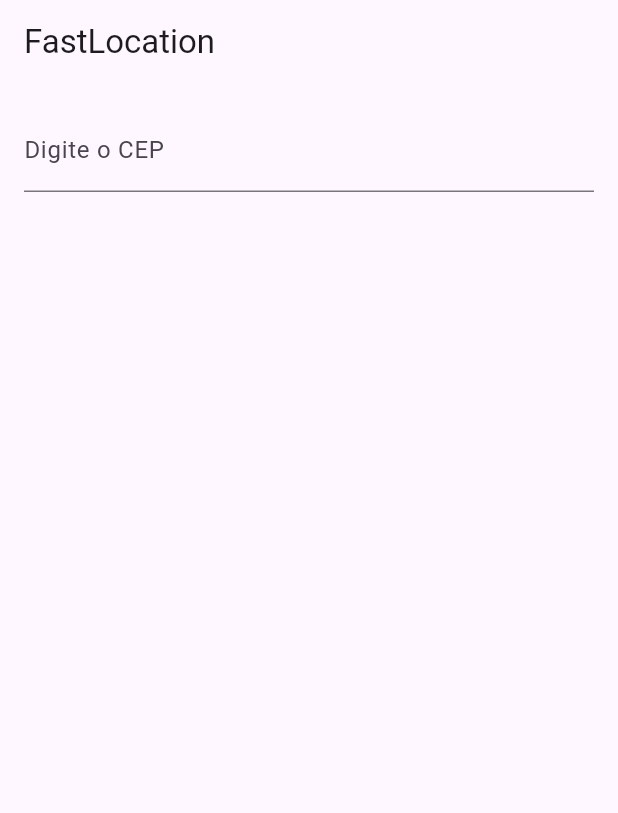
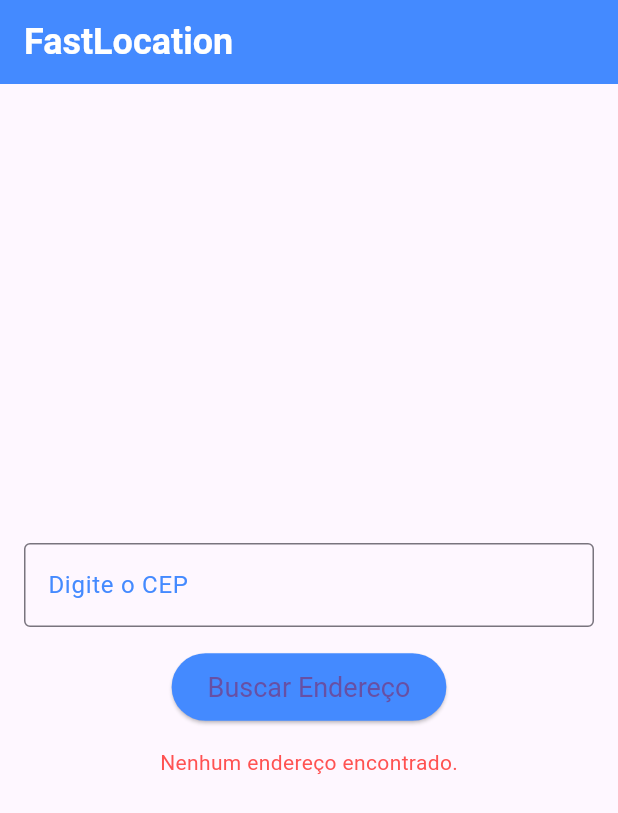
Before and after one commit to Jeniffersouza/fastlocation, a Flutter app: the screen it shows after launch, on a phone screen of 412 x 824 dp. Shown: the top 813 px of the screen. Run offline on Flutter 3.47's test engine with Material 3 defaults, Android fonts, the phone set to English and light mode, and no system bars; our stand-ins replace dio, flutter_mobx, hive, mobx; accounts and stored records are empty; generated files the repository leaves out were written again; Roboto replaces fonts that are missing (Arial).

Commit message:
alteracao front

```diff
--- a/lib/src/modules/home/page/home_page.dart
+++ b/lib/src/modules/home/page/home_page.dart
@@ -5,24 +5,65 @@ import 'package:fastlocation/src/shared/components/loading_indicator.dart';
 
 class HomePage extends StatelessWidget {
   final HomeController controller = HomeController();
+  final TextEditingController _cepController = TextEditingController();
 
   @override
   Widget build(BuildContext context) {
     return Scaffold(
-      appBar: AppBar(title: Text('FastLocation')),
-      body: Padding(
+      appBar: AppBar(
+        title: Text(
+          'FastLocation',
+          style: TextStyle(
+            fontFamily: 'Arial', // Escolha a fonte de sua preferência
+            fontSize: 24,
+            fontWeight: FontWeight.bold,
+            color: Colors.white,  // Cor branca para contraste
+          ),
+        ),
+        backgroundColor: Colors.blueAccent, // Personaliza a cor do AppBar
+      ),
+      body: Center(
+        child: Padding(
           padding: const EdgeInsets.all(16.0),
           child: Column(
+            mainAxisAlignment: MainAxisAlignment.center,  // Centraliza na vertical
+            crossAxisAlignment: CrossAxisAlignment.center,  // Centraliza na horizontal
             children: [
               TextField(
-              decoration: InputDecoration(labelText: 'Digite o CEP'),
-              // Aqui está correto passar o valor para o método fetchAddress
-              onSubmitted: (value) => controller.fetchAddress(value),
+                controller: _cepController,
+                decoration: InputDecoration(
+                  labelText: 'Digite o CEP',
+                  border: OutlineInputBorder(),  // Estilo da borda do campo
+                  labelStyle: TextStyle(
+                    fontSize: 16,
+                    color: Colors.blueAccent,  // Cor personalizada do rótulo
                   ),
+                ),
+              ),
+              SizedBox(height: 16),  // Espaçamento entre os widgets
+              ElevatedButton(
+                onPressed: () {
+                  controller.fetchAddress(_cepController.text);  // Chama o controller com o CEP digitado
+                },
+                style: ElevatedButton.styleFrom(
+                  backgroundColor: Colors.blueAccent,  // Cor do botão
+                  padding: EdgeInsets.symmetric(horizontal: 24, vertical: 12),
+                  textStyle: TextStyle(fontSize: 18),
+                ),
+                child: Text('Buscar Endereço'),
+              ),
+              SizedBox(height: 16),  // Mais espaçamento para separar o botão do conteúdo
               Observer(
                 builder: (_) {
                   if (controller.isLoading) {
-                  return LoadingIndicator();
+                    return LoadingIndicator();  // Mostra indicador de loading
+                  }
+
+                  if (controller.addresses.isEmpty) {
+                    return Text(
+                      'Nenhum endereço encontrado.',
+                      style: TextStyle(color: Colors.redAccent),
+                    );
                   }
 
                   return Expanded(
@@ -42,6 +83,7 @@ class HomePage extends StatelessWidget {
             ],
           ),
         ),
+      ),
     );
   }
 }
```
Also changed, not shown: lib/src/modules/home/controller/home_controller.dart (+16 -13 lines), lib/src/modules/home/service/address_service.dart (+32 -0 lines). Lines whose indentation alone changed are shown as unchanged.
